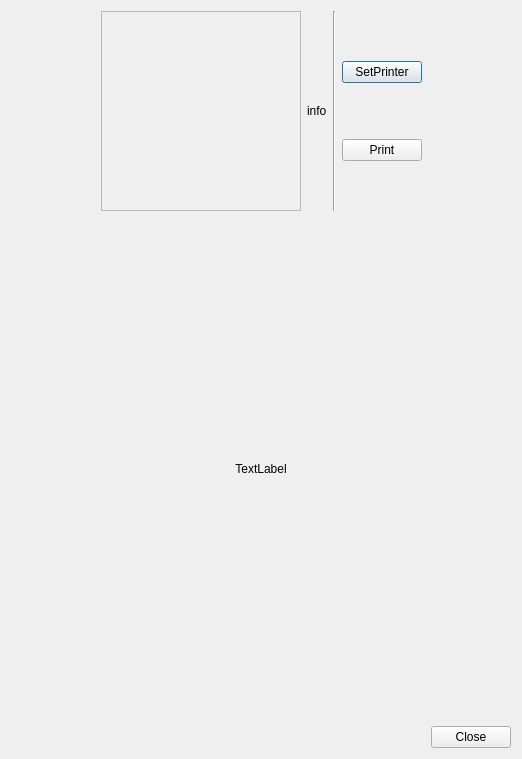
First picture: the form in src/qmapshack/print/ITrkPrintDialog.ui, repository kkarsten62/qmapshack, before the edit.
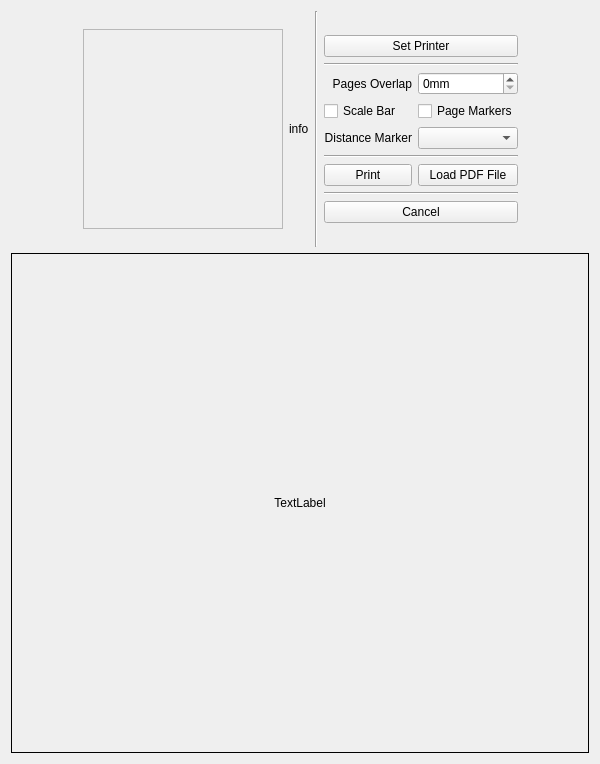
Second picture: the form after the edit.

Commit message: Add more funcs. * Load/Show the PDF file in PDF viewer * Show/Noshow of page markers * Show/Noshow of Distance markers * Show/Noshow of scale bar

```diff
--- a/src/qmapshack/print/ITrkPrintDialog.ui
+++ b/src/qmapshack/print/ITrkPrintDialog.ui
@@ -6,8 +6,8 @@
    <rect>
     <x>0</x>
     <y>0</y>
-    <width>520</width>
-    <height>759</height>
+    <width>600</width>
+    <height>764</height>
    </rect>
   </property>
   <property name="windowTitle">
@@ -52,7 +52,7 @@
           <enum>QFrame::StyledPanel</enum>
          </property>
          <property name="frameShadow">
-          <enum>QFrame::Raised</enum>
+          <enum>QFrame::Plain</enum>
          </property>
         </widget>
        </item>
@@ -74,19 +74,145 @@
         </widget>
        </item>
        <item>
-        <layout class="QVBoxLayout" name="verticalLayout_3">
-         <item>
-          <widget class="QPushButton" name="pushSetPrinter">
+        <layout class="QGridLayout" name="gridLayout">
+         <item row="5" column="0">
+          <widget class="QLabel" name="label_2">
            <property name="text">
-            <string>SetPrinter</string>
+            <string>Distance Marker</string>
+           </property>
+           <property name="alignment">
+            <set>Qt::AlignRight|Qt::AlignTrailing|Qt::AlignVCenter</set>
            </property>
           </widget>
          </item>
-         <item>
+         <item row="7" column="0">
           <widget class="QPushButton" name="pushPrint">
            <property name="text">
             <string>Print</string>
            </property>
+           <property name="autoDefault">
+            <bool>false</bool>
+           </property>
+          </widget>
+         </item>
+         <item row="0" column="0">
+          <spacer name="verticalSpacer_2">
+           <property name="orientation">
+            <enum>Qt::Vertical</enum>
+           </property>
+           <property name="sizeHint" stdset="0">
+            <size>
+             <width>20</width>
+             <height>40</height>
+            </size>
+           </property>
+          </spacer>
+         </item>
+         <item row="5" column="1">
+          <widget class="QComboBox" name="comboDistanceMarker"/>
+         </item>
+         <item row="7" column="1">
+          <widget class="QPushButton" name="pushLoadPdfFile">
+           <property name="text">
+            <string>Load PDF File</string>
+           </property>
+           <property name="autoDefault">
+            <bool>false</bool>
+           </property>
+          </widget>
+         </item>
+         <item row="1" column="0" colspan="2">
+          <widget class="QPushButton" name="pushSetPrinter">
+           <property name="text">
+            <string>Set Printer</string>
+           </property>
+           <property name="autoDefault">
+            <bool>false</bool>
+           </property>
+          </widget>
+         </item>
+         <item row="3" column="0">
+          <widget class="QLabel" name="label">
+           <property name="layoutDirection">
+            <enum>Qt::LeftToRight</enum>
+           </property>
+           <property name="text">
+            <string>Pages Overlap</string>
+           </property>
+           <property name="alignment">
+            <set>Qt::AlignRight|Qt::AlignTrailing|Qt::AlignVCenter</set>
+           </property>
+          </widget>
+         </item>
+         <item row="3" column="1">
+          <widget class="QSpinBox" name="spinOverlap">
+           <property name="suffix">
+            <string>mm</string>
+           </property>
+           <property name="prefix">
+            <string/>
+           </property>
+          </widget>
+         </item>
+         <item row="14" column="0">
+          <spacer name="verticalSpacer">
+           <property name="orientation">
+            <enum>Qt::Vertical</enum>
+           </property>
+           <property name="sizeHint" stdset="0">
+            <size>
+             <width>20</width>
+             <height>40</height>
+            </size>
+           </property>
+          </spacer>
+         </item>
+         <item row="13" column="0" colspan="2">
+          <widget class="QPushButton" name="pushCancel">
+           <property name="text">
+            <string>Cancel</string>
+           </property>
+           <property name="autoDefault">
+            <bool>false</bool>
+           </property>
+          </widget>
+         </item>
+         <item row="2" column="0" colspan="2">
+          <widget class="Line" name="line_3">
+           <property name="orientation">
+            <enum>Qt::Horizontal</enum>
+           </property>
+          </widget>
+         </item>
+         <item row="4" column="1">
+          <widget class="QCheckBox" name="checkPageMarkers">
+           <property name="layoutDirection">
+            <enum>Qt::LeftToRight</enum>
+           </property>
+           <property name="text">
+            <string>Page Markers</string>
+           </property>
+          </widget>
+         </item>
+         <item row="12" column="0" colspan="2">
+          <widget class="Line" name="line_2">
+           <property name="orientation">
+            <enum>Qt::Horizontal</enum>
+           </property>
+          </widget>
+         </item>
+         <item row="4" column="0">
+          <widget class="QCheckBox" name="checkScaleBar">
+           <property name="text">
+            <string>Scale Bar</string>
+           </property>
+          </widget>
+         </item>
+         <item row="6" column="0" colspan="2">
+          <widget class="Line" name="line_4">
+           <property name="orientation">
+            <enum>Qt::Horizontal</enum>
+           </property>
           </widget>
          </item>
         </layout>
@@ -120,6 +246,15 @@
          <height>500</height>
         </size>
        </property>
+       <property name="frameShape">
+        <enum>QFrame::Box</enum>
+       </property>
+       <property name="frameShadow">
+        <enum>QFrame::Plain</enum>
+       </property>
+       <property name="lineWidth">
+        <number>1</number>
+       </property>
        <property name="text">
         <string>TextLabel</string>
        </property>
@@ -130,22 +265,6 @@
      </item>
     </layout>
    </item>
-   <item>
-    <widget class="QDialogButtonBox" name="buttonBox">
-     <property name="sizePolicy">
-      <sizepolicy hsizetype="Expanding" vsizetype="Fixed">
-       <horstretch>0</horstretch>
-       <verstretch>0</verstretch>
-      </sizepolicy>
-     </property>
-     <property name="standardButtons">
-      <set>QDialogButtonBox::Close</set>
-     </property>
-     <property name="centerButtons">
-      <bool>false</bool>
-     </property>
-    </widget>
-   </item>
   </layout>
  </widget>
  <resources/>
```
Left out of the diff: 17 changed lines with no effect on the pictures. The commit also changes 2 other files.
